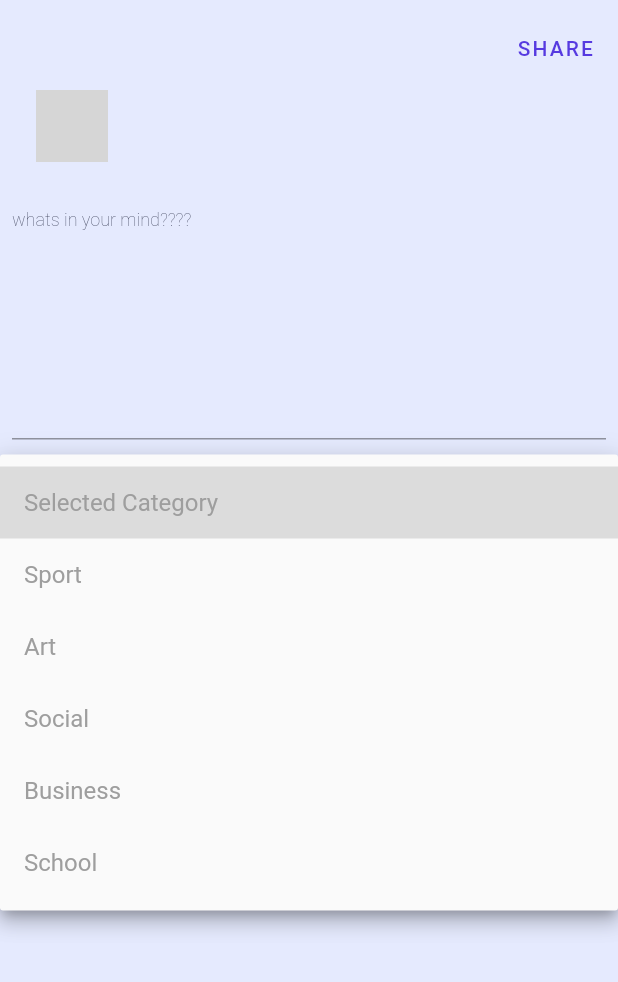
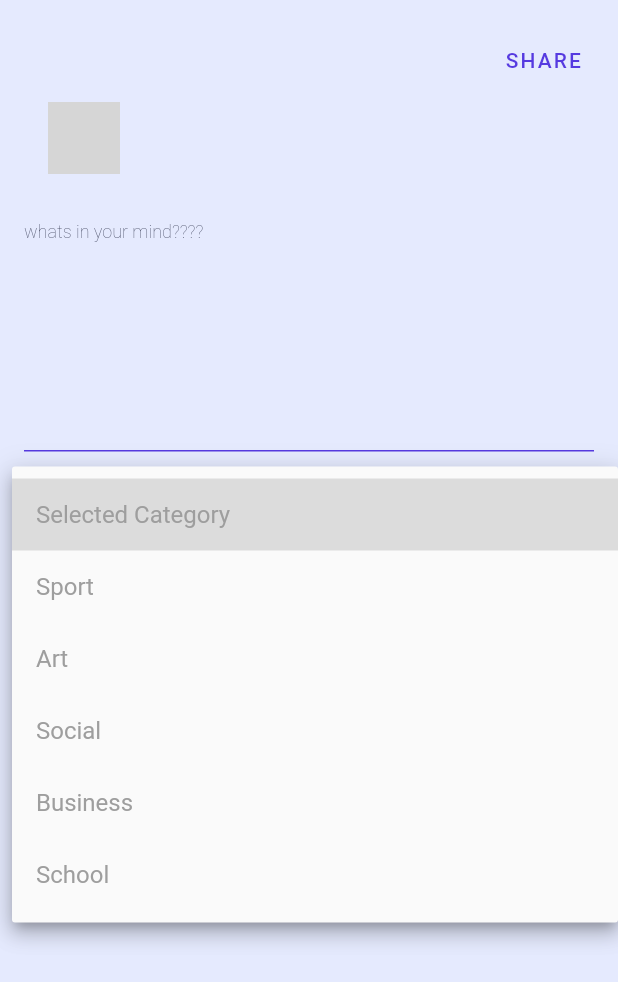
Before and after one commit to majdideveloper/rayek, a Flutter app: the AddNewPost widget shown alone on an empty page, opened directly, after a tap on "Selected Category", on a phone screen of 412 x 824 dp. Shown: the top 982 px of the screen. Run offline on Flutter 3.47's test engine with Material 2 defaults, Android fonts, the phone set to English and light mode, and no system bars; our stand-ins replace cloud_firestore, firebase_auth, firebase_core, firebase_storage, font_awesome_flutter, google_sign_in and 1 more; missing offline and left inert: cloud_firestore_web, firebase_auth_web, firebase_core_web, google_sign_in_web, image_picker_for_web; accounts and stored records are empty; network calls fail; grey boxes are pictures that could not be loaded.

Commit message:
fix add post

```diff
--- a/lib/providers/app_provider.dart
+++ b/lib/providers/app_provider.dart
@@ -1,4 +1,7 @@
+import 'dart:io';
+
 import 'package:flutter/material.dart';
+import 'package:image_picker/image_picker.dart';
 import 'package:rayek_v001/screens/addPost/add_new_post.dart';
 
 import '../screens/addPost/add_post_screen.dart';
@@ -7,6 +10,17 @@ import '../screens/profile/profile_screen.dart';
 import '../screens/search/search_screen.dart';
 
 class AppProvider with ChangeNotifier {
+  // image post
+  XFile? _image;
+
+  XFile? get getImage => _image;
+
+  set setImage(XFile? img) {
+    _image = img;
+    notifyListeners();
+  }
+
+  //indexBottom bar
   int _indexScreen = 0;
 
   final List<Widget> listScreen = [
@@ -25,7 +39,7 @@ class AppProvider with ChangeNotifier {
   }
 
   //list for responces user
-  List<Map<String, int>> _responces = [];
+  final List<Map<String, int>> _responces = [];
 
   List get getListResponses => _responces;
   int get lengthList => _responces.length;
@@ -39,7 +53,7 @@ class AppProvider with ChangeNotifier {
   }
 
   removeResponce(int index) {
-    _responces.remove(index);
+    _responces.removeAt(index);
     notifyListeners();
   }
 
--- a/lib/screens/addPost/add_new_post.dart
+++ b/lib/screens/addPost/add_new_post.dart
@@ -8,6 +8,7 @@ import 'package:rayek_v001/providers/app_provider.dart';
 import 'package:rayek_v001/providers/user_provider.dart';
 
 import '../../models/user.dart';
+import '../../resources/firestore_methods.dart';
 import '../../utils/utils.dart';
 
 class AddNewPost extends StatefulWidget {
@@ -18,20 +19,17 @@ class AddNewPost extends StatefulWidget {
 }
 
 class _AddNewPostState extends State<AddNewPost> {
-  File? image;
+  XFile? tempImg;
   var dropdownvalue = 'Selected Category';
   final _controllerQuestion = TextEditingController();
   final _controllerReponces = TextEditingController();
+  bool _isLoading = false;
 
   // function pick image from gallory
   Future pickImage() async {
     try {
-      final image = await ImagePicker().pickImage(source: ImageSource.gallery);
-      if (image == null) return null;
-
-      setState(() {
-        this.image = File(image.path);
-      });
+      tempImg = await ImagePicker().pickImage(source: ImageSource.gallery);
+      if (tempImg == null) return null;
     } on PlatformException catch (e) {
       print('error $e');
     }
@@ -52,23 +50,57 @@ class _AddNewPostState extends State<AddNewPost> {
     ];
 
     return Padding(
-      padding: const EdgeInsets.all(8.0),
-      child: SingleChildScrollView(
+      padding: const EdgeInsets.all(16.0),
+      child: Stack(
+        children: [
+          SingleChildScrollView(
             child: Column(
               children: [
                 //1STT CHILD SHARE BUTTON
                 Align(
                   alignment: Alignment.topRight,
                   child: TextButton(
-                onPressed: () {
+                    onPressed: () async {
+                      if (_controllerQuestion.text.length > 10 &&
+                          provider.lengthList >= 2 &&
+                          dropdownvalue != 'Selected Category') {
+                        // setState(() {
+                        //   _isLoading = true;
+                        // });
+                        showLoadingDialog(context);
+                        String res = await FirestoreMethods().uploadQuestion(
+                          question: _controllerQuestion.text,
+                          file: Uint8List.fromList(
+                              File(tempImg!.path).readAsBytesSync()),
+                          userId: user.uid,
+                          username: user.username,
+                          category: dropdownvalue,
+                          responses: provider.getListResponses,
+                          profImag: user.photoUrl,
+                        );
+                        if (res == 'success') {
+                          Navigator.pop(context);
+                          showSnackBar(context, "Question posted");
                           setState(() {
                             _controllerQuestion.clear();
                             _controllerReponces.clear();
                             dropdownvalue = 'Selected Category';
                             provider.clearListResponce();
+                            XFile? fileNull;
+                            provider.setImage = fileNull;
                           });
+                        } else {
+                          // setState(() {
+                          //   _isLoading = false;
+                          // });
+                          Navigator.pop(context);
+                          showSnackBar(context, "Question Not posted");
+                        }
+                      } else {
+                        alertDialog(context, "ahgfjfdhagfa");
+                      }
                     },
-                child: Text(
+                    child: const Text(
                       'SHARE',
                       style: TextStyle(
                         letterSpacing: 1.4,
@@ -98,19 +130,12 @@ class _AddNewPostState extends State<AddNewPost> {
                   keyboardType: TextInputType.emailAddress,
                   style: normalStyle,
                   maxLines: 7,
-              decoration: InputDecoration(
-                focusColor: Colors.white,
-                //add prefix icon
-
-                // border: OutlineInputBorder(
-                //   borderRadius: BorderRadius.circular(10.0),
-                // ),
-
-                // focusedBorder: OutlineInputBorder(
-                //   borderSide: const BorderSide(color: BtColor, width: 1.0),
-                //   borderRadius: BorderRadius.circular(10.0),
-                // ),
-                fillColor: Colors.grey,
+                  cursorColor: BtColor,
+                  decoration: const InputDecoration(
+                    enabledBorder: UnderlineInputBorder(
+                        borderSide: BorderSide(color: BtColor)),
+                    focusedBorder: UnderlineInputBorder(
+                        borderSide: BorderSide(color: LightText)),
 
                     hintText: "whats in your mind????",
 
@@ -163,21 +188,19 @@ class _AddNewPostState extends State<AddNewPost> {
                 ),
 
                 InkWell(
-              onTap: () => pickImage(),
+                  onTap: () async {
+                    await pickImage();
+                    if (tempImg != null) provider.setImage = tempImg!;
+                  },
                   child: Row(
                     children: [
-                  image != null
+                      provider.getImage != null
                           ? Image.file(
-                          image!,
+                              File(provider.getImage!.path),
                               height: 200,
                               width: 200,
                             )
                           : Icon(Icons.photo, color: BtColor),
-                  // Image.asset(
-                  //     'assets/images/pic-person-03.jpg',
-                  //     height: 100,
-                  //     width: 100,
-                  //   ),
                       smallPaddingVer,
                       Text('choose image'),
                     ],
@@ -208,23 +231,13 @@ class _AddNewPostState extends State<AddNewPost> {
                   keyboardType: TextInputType.emailAddress,
                   style: normalStyle,
                   maxLines: 1,
-              decoration: InputDecoration(
-                focusColor: Colors.white,
-                //add prefix icon
-
-                // border: OutlineInputBorder(
-                //   borderRadius: BorderRadius.circular(10.0),
-                // ),
-
-                focusedBorder: OutlineInputBorder(
-                    // borderSide: const BorderSide(color: BtColor, width: 1.0),
-                    // borderRadius: BorderRadius.circular(10.0),
-                    ),
-                fillColor: Colors.grey[200],
-
+                  cursorColor: BtColor,
+                  decoration: const InputDecoration(
+                    enabledBorder: UnderlineInputBorder(
+                        borderSide: BorderSide(color: BtColor)),
+                    focusedBorder: UnderlineInputBorder(
+                        borderSide: BorderSide(color: LightText)),
                     hintText: " whats your Answer?",
-
-                //make hint text
                     hintStyle: smallStyle,
                   ),
                 ),
@@ -241,6 +254,7 @@ class _AddNewPostState extends State<AddNewPost> {
                             trailing: IconButton(
                               onPressed: () {
                                 provider.removeResponce(index);
+                                print(provider.getListResponses);
                               },
                               icon: Icon(
                                 Icons.delete_forever_rounded,
@@ -253,6 +267,16 @@ class _AddNewPostState extends State<AddNewPost> {
               ],
             ),
           ),
+          _isLoading
+              ? Container(
+                  color: Colors.black.withOpacity(0.5),
+                  child: Center(
+                    child: CircularProgressIndicator(),
+                  ),
+                )
+              : SizedBox.shrink(),
+        ],
+      ),
     );
   }
 }
```
Also changed, not shown: lib/utils/helper_method.dart (+43 -0 lines). Lines whose indentation alone changed are shown as unchanged.
